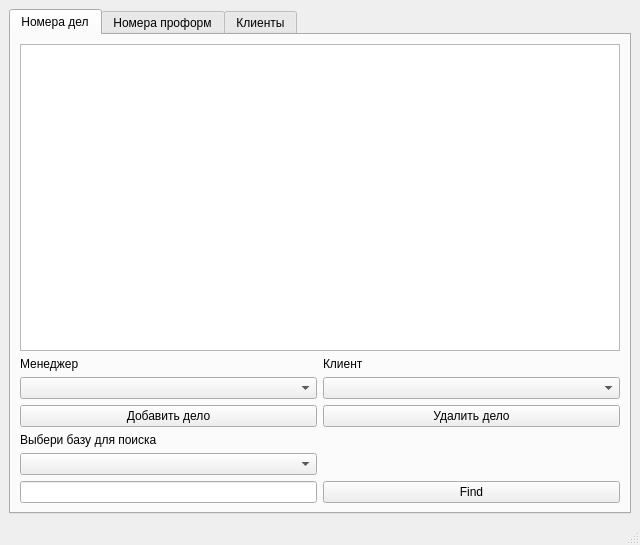
This is ui/main.ui in Sne51/Polarpor_DB_win as Qt 5 draws it before an edit. The edited form follows.
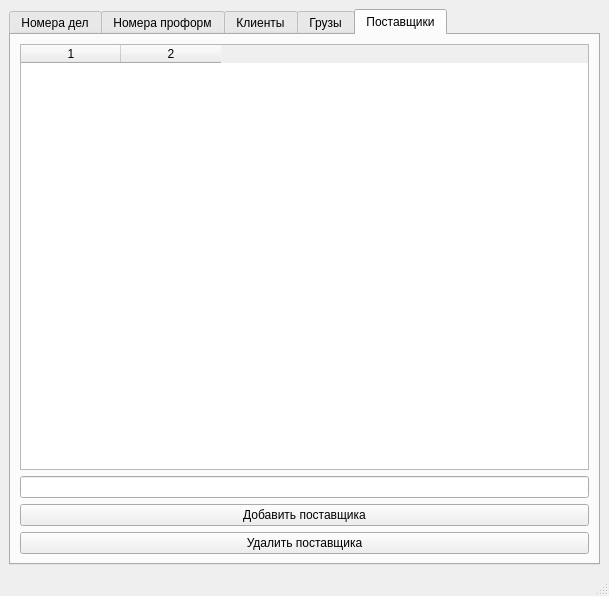
This is the edited form.

Commit message: added suppliers tasb with add and delete buttons, firebase data edited. workig

Patch:
```diff
--- a/ui/main.ui
+++ b/ui/main.ui
@@ -6,8 +6,8 @@
    <rect>
     <x>0</x>
     <y>0</y>
-    <width>640</width>
-    <height>545</height>
+    <width>609</width>
+    <height>596</height>
    </rect>
   </property>
   <property name="windowTitle">
@@ -18,7 +18,7 @@
     <item row="0" column="0">
      <widget class="QTabWidget" name="Case_tab">
       <property name="currentIndex">
-       <number>0</number>
+       <number>4</number>
       </property>
       <widget class="QWidget" name="tab">
        <attribute name="title">
@@ -247,6 +247,63 @@
         </item>
        </layout>
       </widget>
+      <widget class="QWidget" name="cargoTab">
+       <attribute name="title">
+        <string>Грузы</string>
+       </attribute>
+       <layout class="QGridLayout" name="gridLayout_8">
+        <item row="0" column="0">
+         <widget class="QTableWidget" name="cargoTable">
+          <property name="columnCount">
+           <number>10</number>
+          </property>
+          <column/>
+          <column/>
+          <column/>
+          <column/>
+          <column/>
+          <column/>
+          <column/>
+          <column/>
+          <column/>
+          <column/>
+         </widget>
+        </item>
+       </layout>
+      </widget>
+      <widget class="QWidget" name="suppliersTab">
+       <attribute name="title">
+        <string>Поставщики</string>
+       </attribute>
+       <layout class="QGridLayout" name="gridLayout_7">
+        <item row="0" column="0">
+         <widget class="QTableWidget" name="supplierTable">
+          <property name="columnCount">
+           <number>2</number>
+          </property>
+          <column/>
+          <column/>
+         </widget>
+        </item>
+        <item row="3" column="0">
+         <widget class="QPushButton" name="addSupplierButton">
+          <property name="text">
+           <string>Добавить поставщика</string>
+          </property>
+         </widget>
+        </item>
+        <item row="1" column="0">
+         <widget class="QLineEdit" name="supplierNameInput"/>
+        </item>
+        <item row="4" column="0">
+         <widget class="QPushButton" name="deleteSupplierButton">
+          <property name="text">
+           <string>Удалить поставщика</string>
+          </property>
+         </widget>
+        </item>
+       </layout>
+      </widget>
      </widget>
     </item>
    </layout>
```
The commit also changes 12 other files.
